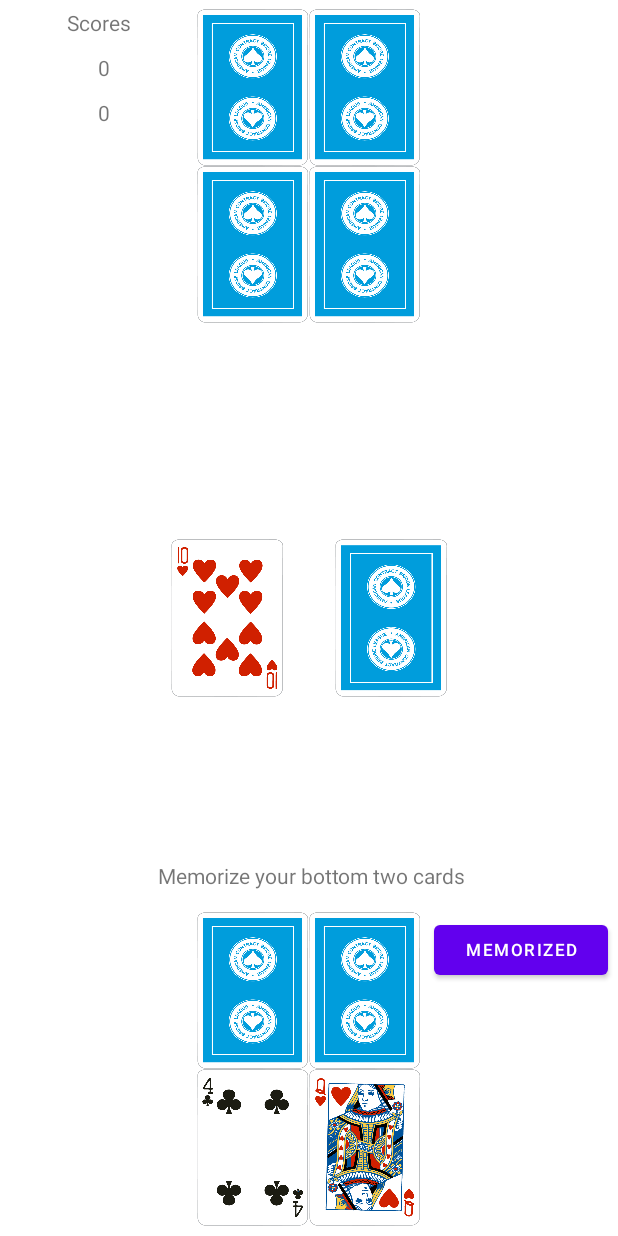
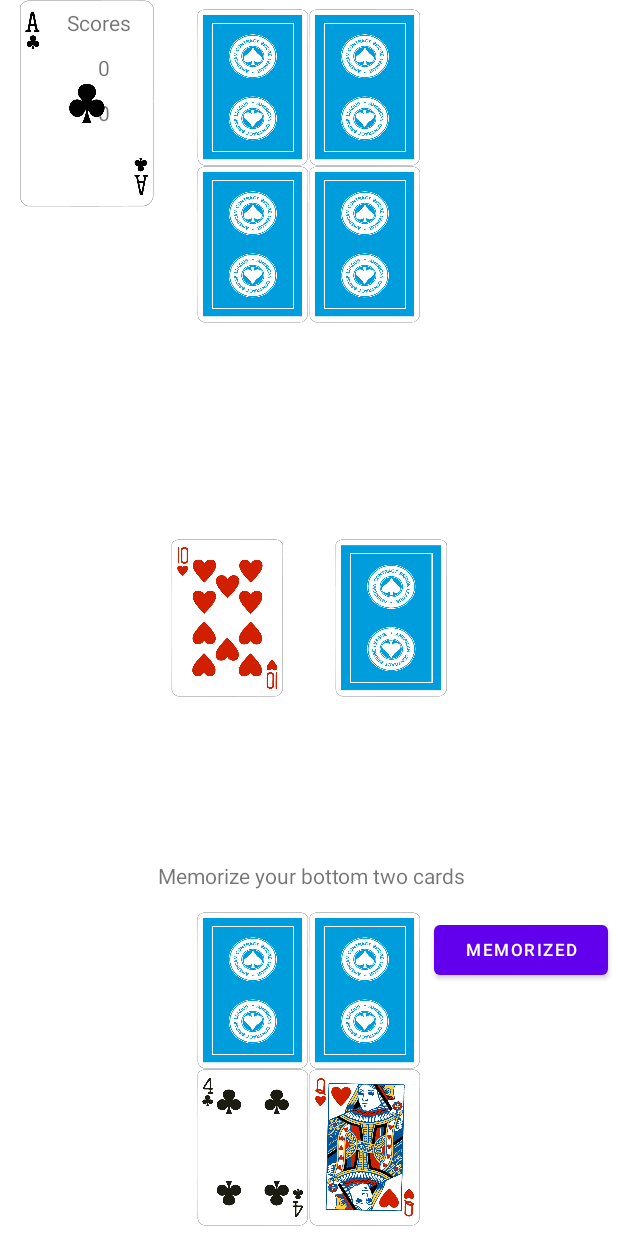
Before and after one commit to RSXEnthusiast/CardGameSuite, an Android app: the screen it shows after launch (Fives), on a phone screen of 412 x 824 dp. Run offline under Robolectric (Android 15) with nearby library versions, the phone set to English and light mode, and no system bars.

Commit message:
Adding notes for animation stuff
Added basic animation code

```diff
--- a/CardGameSuiteApp/app/src/main/java/com/example/cardgamesuiteapp/Fives.java
+++ b/CardGameSuiteApp/app/src/main/java/com/example/cardgamesuiteapp/Fives.java
@@ -5,10 +5,12 @@ import androidx.appcompat.app.AppCompatActivity;
 import android.os.Bundle;
 import android.view.View;
 import android.widget.Button;
+import android.widget.ImageView;
 import android.widget.TextView;
 
 import com.example.cardgamesuiteapp.decks.Standard;
 import com.example.cardgamesuiteapp.display.Card;
+import com.example.cardgamesuiteapp.display.CardAnimation;
 import com.example.cardgamesuiteapp.display.Hand;
 
 import java.util.ArrayList;
@@ -52,6 +54,10 @@ public class Fives extends AppCompatActivity {
         viewPlayerScores[0] = findViewById(R.id.player1score);
         viewPlayerScores[1] = findViewById(R.id.player2score);
         newGame();
+//        setContentView(R.layout.animation_test);
+        CardAnimation test = findViewById(R.id.slide);
+        ImageView testCard = findViewById(R.id.testCard);
+        test.cardAnimate(testCard);
     }
 
     /**
@@ -421,16 +427,39 @@ public class Fives extends AppCompatActivity {
      * Called when it's the AI turns
      */
     private static void runAITurns() {
+        //@Evan
+        //You'll probably have to add your code in the methods that are called under my comments,
+        //as you'll need numbers n such out of them. I just left comments in this method so that
+        //they'll be all in once place.
+        //As always, feel free to ask questions n such.
         for (int i = numHumans; i < numAI + numHumans; i++) {
             int drawFromDiscard = getAIDrawFromDiscard();
             if (drawFromDiscard != -1) {
+                //@Evan
+                //This is where the AI has chosen to draw from the discard,
+                //so the discard needs to be animated moving from the discard pile to the hand,
+                //then the card that it replaced needs to be moved to the discard.
                 AIDrewFromDiscard(drawFromDiscard);
             } else {
+                //@Evan
+                //This is where the AI has chosen to draw from the pile,
+                //so you could also animate the card flipping over, but probably do that last.
+                //Otherwise you don't need to touch this method.
                 AIDrawFromPile();
                 int drawFromPile = getAIKeepDrawSelection();
                 if (drawFromPile != -1) {
+                    //@Evan
+                    //This is where the AI has chosen to keep the card from the draw pile,
+                    //so the discard needs to be animated moving from the draw pile to the hand,
+                    //then the card that it replaced needs to be moved to the discard.
+                    //Should be pretty similar to the AIDrewFromDiscard animation stuff.
                     AIKeptDraw(drawFromPile);
                 } else {
+                    //@Evan
+                    //This is where the AI has chosen to discard the card it drew,
+                    //so the card needs to be moved from the draw pile to the discard pile.
+                    //Then the card at the location passed into the method needs to be flipped over.
+                    //Probably don't need a wait after this, as it is the end of the AI's turn.
                     AIDiscardedDraw(getAIFlipLocation());
                 }
             }
@@ -470,7 +499,11 @@ public class Fives extends AppCompatActivity {
         viewDiscard.updateImage(deck.peekTopDiscard());
     }
 
-
+    /**
+     * This method is called to update the screen after the AI has decided to discard from the draw pile
+     *
+     * @param location which card will be flipped up.
+     */
     private static void AIDiscardedDraw(int location) {
         System.out.println("AIDiscardedDraw");
         //logic for flipping over card in hand.
@@ -481,9 +514,13 @@ public class Fives extends AppCompatActivity {
         viewPlayers[deck.getCurPlayersTurn()].flipCardByIndex(location);
     }
 
+    /**
+     * This method is called to update the screen and deck after the AI has decided to draw from the discard.
+     *
+     * @param location where to put the card that the AI drew from this discard.
+     */
     private static void AIDrewFromDiscard(int location) {
         System.out.println("AIDrewFromDiscard");
-        //logic for drawn from discard
         viewPlayers[deck.getCurPlayersTurn()].updateCard(location, deck.peekTopDiscard());
         viewPlayers[deck.getCurPlayersTurn()].flipCardByIndex(location);
         try {
@@ -574,6 +611,11 @@ public class Fives extends AppCompatActivity {
         return bestIndex;
     }
 
+    /**
+     * @param hand            the hand that the method will evaluate
+     * @param testingLocation the location that is currently flipped down, but needs to be evaluated as it's the potential new card location.
+     * @return the value of the face up cards and the card at the testing location
+     */
     private static int getAIKnownHandWorth(ArrayList<Integer> hand, int testingLocation) {
         ArrayList<Integer> toRemove = new ArrayList<Integer>();
         //Removing cards that are unknown
@@ -589,6 +631,10 @@ public class Fives extends AppCompatActivity {
     }
 
 
+    /**
+     * @param hand the hand the the method will evaluate
+     * @return the value of the face up cards in the hand
+     */
     private static int getAICurHandWorth(ArrayList<Integer> hand) {
         ArrayList<Integer> toRemove = new ArrayList<Integer>();
         //Removing cards that are unknown
@@ -603,6 +649,10 @@ public class Fives extends AppCompatActivity {
         return scoreAIHand(hand);
     }
 
+    /**
+     * @param hand The hand that the method will evaluate
+     * @return the value of the hand
+     */
     private static int scoreAIHand(ArrayList<Integer> hand) {
         ArrayList<Integer> toRemove = new ArrayList<Integer>();
         //Removing duplicates
@@ -630,7 +680,7 @@ public class Fives extends AppCompatActivity {
     }
 
     /**
-     * The stages of the fives game turns for each player
+     * The stages of the fives game turn
      */
     private enum fivesStage {
         memCards, draw, drewFromDraw, discardedFromDraw, drewFromDiscard, gameOver
--- /dev/null
+++ b/CardGameSuiteApp/app/src/main/java/com/example/cardgamesuiteapp/display/CardAnimation.java
@@ -0,0 +1,55 @@
+package com.example.cardgamesuiteapp.display;
+
+import android.content.Context;
+import android.graphics.Canvas;
+import android.graphics.Color;
+import android.util.AttributeSet;
+import android.view.View;
+import android.view.animation.Animation;
+import android.view.animation.TranslateAnimation;
+import android.widget.ImageView;
+
+import androidx.annotation.Nullable;
+
+import com.example.cardgamesuiteapp.R;
+
+public class CardAnimation extends View {
+
+    private Card player1;
+
+    public CardAnimation(Context context) {
+
+        super(context);
+        init(context);
+    }
+
+    public CardAnimation(Context context, @Nullable AttributeSet attrs) {
+
+        super(context, attrs);
+        init(context);
+    }
+
+    private void init(Context context){
+        player1 = new Card(context);
+    }
+
+    public void cardAnimate(ImageView theview){
+        Animation slide = new TranslateAnimation(Animation.ABSOLUTE,Animation.ABSOLUTE,Animation.ABSOLUTE,800);
+        player1.setBackgroundResource(R.drawable.ace_d);
+        this.invalidate();
+        slide.setDuration(2000);
+        slide.setFillAfter(true);
+
+        theview.startAnimation(slide);
+
+    }
+
+    @Override
+    protected void onDraw(Canvas canvas) {
+
+        super.onDraw(canvas);
+        this.setBackgroundColor(Color.TRANSPARENT);
+        player1.setBackgroundColor(Color.TRANSPARENT);
+    }
+
+}
--- a/CardGameSuiteApp/app/src/main/res/layout/two_players.xml
+++ b/CardGameSuiteApp/app/src/main/res/layout/two_players.xml
@@ -5,7 +5,21 @@
     android:layout_width="match_parent"
     android:layout_height="match_parent"
     tools:context=".Fives">
+    <view
+        android:id="@+id/slide"
+        class="com.example.cardgamesuiteapp.display.CardAnimation"
+        android:layout_width="370dp"
+        android:layout_height="698dp"
+        tools:layout_editor_absoluteX="-2dp"
+        tools:layout_editor_absoluteY="-1dp" />
 
+    <ImageView
+        android:id="@+id/testCard"
+        android:layout_width="116dp"
+        android:layout_height="138dp"
+        app:srcCompat="@drawable/ace_c"
+        tools:layout_editor_absoluteX="16dp"
+        tools:layout_editor_absoluteY="29dp" />
     <Button
         android:id="@+id/confirmButton"
         android:layout_width="116dp"
```
Also changed, not shown: CardGameSuiteApp/app/src/main/res/layout/animation_test.xml (added, +24 -0 lines).
